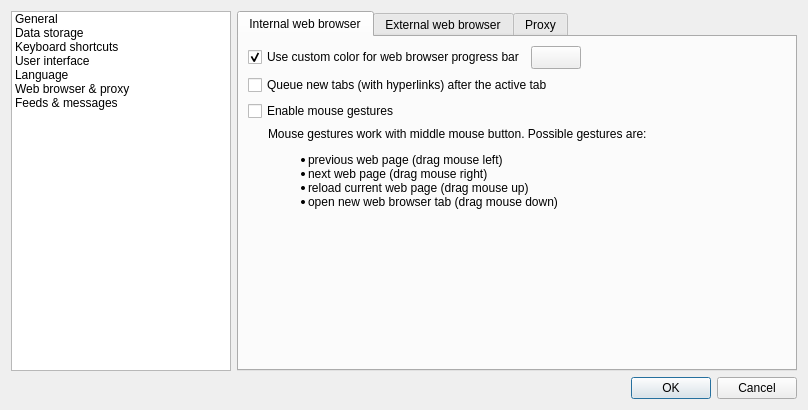
Above: src/gui/formsettings.ui from martinrotter/rssguard before the change. Below: the same form after it.
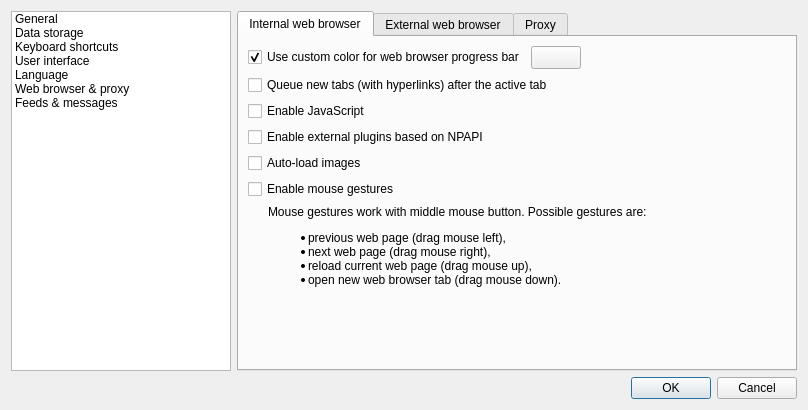
That is the form after the change. The open tabs and pages were chosen to show the change. Custom widgets are drawn as their Qt base class.

The edit to the form file:
```diff
--- a/src/gui/formsettings.ui
+++ b/src/gui/formsettings.ui
@@ -643,15 +643,15 @@
            <property name="fieldGrowthPolicy">
             <enum>QFormLayout::AllNonFixedFieldsGrow</enum>
            </property>
-           <item row="3" column="0" colspan="2">
+           <item row="6" column="0" colspan="2">
             <widget class="QLabel" name="m_lblMouseGestures">
              <property name="text">
               <string>Mouse gestures work with middle mouse button. Possible gestures are:
 &lt;ul&gt;
-&lt;li&gt;previous web page (drag mouse left)&lt;/li&gt;
-&lt;li&gt;next web page (drag mouse right)&lt;/li&gt;
-&lt;li&gt;reload current web page (drag mouse up)&lt;/li&gt;
-&lt;li&gt;open new web browser tab (drag mouse down)&lt;/li&gt;
+&lt;li&gt;previous web page (drag mouse left),&lt;/li&gt;
+&lt;li&gt;next web page (drag mouse right),&lt;/li&gt;
+&lt;li&gt;reload current web page (drag mouse up),&lt;/li&gt;
+&lt;li&gt;open new web browser tab (drag mouse down).&lt;/li&gt;
 &lt;/ul&gt;</string>
              </property>
              <property name="textFormat">
@@ -662,7 +662,7 @@
              </property>
             </widget>
            </item>
-           <item row="2" column="0" colspan="2">
+           <item row="5" column="0" colspan="2">
             <widget class="QCheckBox" name="m_checkMouseGestures">
              <property name="text">
               <string>Enable mouse gestures</string>
@@ -706,6 +706,27 @@
              </item>
             </layout>
            </item>
+           <item row="2" column="0">
+            <widget class="QCheckBox" name="m_checkEnableJavascript">
+             <property name="text">
+              <string>Enable JavaScript</string>
+             </property>
+            </widget>
+           </item>
+           <item row="3" column="0">
+            <widget class="QCheckBox" name="m_checkEnablePlugins">
+             <property name="text">
+              <string>Enable external plugins based on NPAPI</string>
+             </property>
+            </widget>
+           </item>
+           <item row="4" column="0">
+            <widget class="QCheckBox" name="m_checkAutoLoadImages">
+             <property name="text">
+              <string>Auto-load images</string>
+             </property>
+            </widget>
+           </item>
           </layout>
          </widget>
          <widget class="QWidget" name="m_tabExternalBrowser">
```
Left out of the diff: 25 changed lines with no effect on the pictures.
